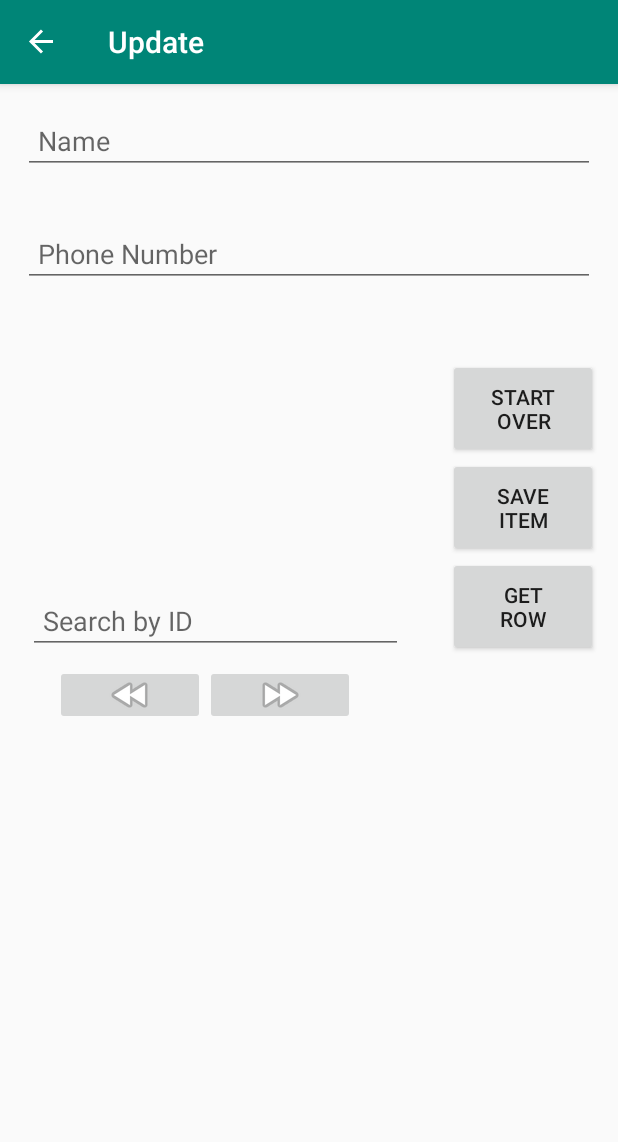
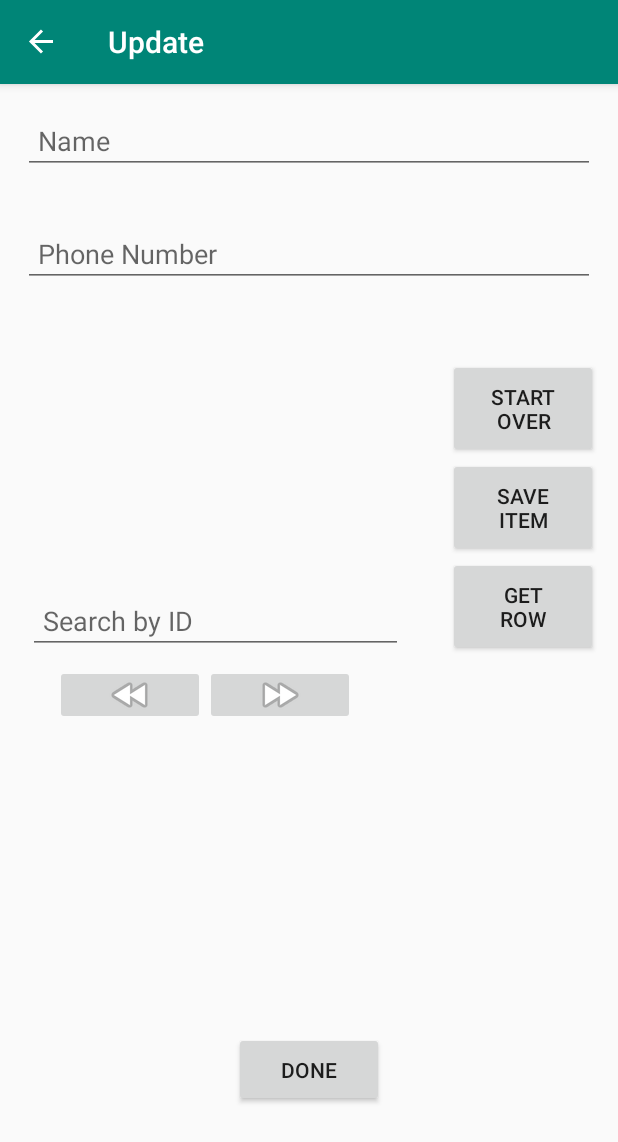
Before and after one commit to nicocoa10/SaveMeApp, an Android app: the screen it shows after launch (MainActivity), after a tap on "UPDATE TABLE", on a phone screen of 412 x 824 dp. Shown: the top 1142 px of the screen. Run offline under Robolectric (Android 15) with nearby library versions, the phone set to English and light mode, and no system bars; our stand-ins replace data binding, navigation-ui.

Commit message:
read string implementation from update added

```diff
--- a/app/src/main/java/com/example/savemeapp/Read.kt
+++ b/app/src/main/java/com/example/savemeapp/Read.kt
@@ -24,14 +24,31 @@ class Read : Fragment() {
         // Inflate the layout for this fragment
         binding = DataBindingUtil.inflate(inflater, R.layout.fragment_read,container,false)
 
+
+
         return binding.root
     }
 
     override fun onViewCreated(view: View, savedInstanceState: Bundle?) {
         super.onViewCreated(view, savedInstanceState)
         val myHelper = DatabaseHandler(view.context)
+        val db = myHelper.readableDatabase
 
-        val db = myHelper.readableDatabase
+        if(arguments?.getString("data")!=null){
+
+            val str = arguments?.getString("data")
+
+            binding.nameDisplay.setText(str)
+
+
+//            val QrCodeFragment = Qrcode()
+//            val args = Bundle()
+//            args.putString("data", str)
+
+//            QrCodeFragment.arguments = args
+
+
+       }
 
         binding.goUpdate.setOnClickListener { view.findNavController().navigate(R.id.action_read_to_update) }
         binding.goQr.setOnClickListener { view.findNavController().navigate(R.id.action_read_to_qrcode) }
--- a/app/src/main/res/layout/activity_main.xml
+++ b/app/src/main/res/layout/activity_main.xml
@@ -2,7 +2,8 @@
 <layout xmlns:android="http://schemas.android.com/apk/res/android"
     xmlns:app="http://schemas.android.com/apk/res-auto"
     xmlns:tools="http://schemas.android.com/tools"
-    tools:context="com.example.savemeapp.MainActivity">
+    tools:context="com.example.savemeapp.MainActivity"
+    >
 
     <LinearLayout
         android:layout_width="match_parent"
--- a/app/src/main/res/layout/fragment_update.xml
+++ b/app/src/main/res/layout/fragment_update.xml
@@ -1,5 +1,6 @@
 <?xml version="1.0" encoding="utf-8"?>
 <layout xmlns:android="http://schemas.android.com/apk/res/android"
+    xmlns:app="http://schemas.android.com/apk/res-auto"
     xmlns:tools="http://schemas.android.com/tools"
     >
 
@@ -12,7 +13,9 @@
     <FrameLayout
         android:layout_width="match_parent"
         android:layout_height="match_parent"
-        tools:context=".Update">
+        tools:context=".Update"
+
+        >
 
         <LinearLayout
             android:layout_width="match_parent"
@@ -104,7 +107,10 @@
                         android:layout_height="wrap_content"
                         android:padding="15dp"
                         android:text="@string/readButton" />
+
+
                 </LinearLayout>
+
 
             </LinearLayout>
             <LinearLayout
@@ -131,6 +137,24 @@
             </LinearLayout>
         </LinearLayout>
 
+        <androidx.constraintlayout.widget.ConstraintLayout
+            android:layout_width="match_parent"
+            android:layout_height="match_parent">
+
+            <Button
+                android:id="@+id/done"
+                android:layout_width="100dp"
+                android:layout_height="wrap_content"
+                android:padding="15dp"
+                android:text="Done"
+                app:layout_constraintBottom_toBottomOf="parent"
+                app:layout_constraintEnd_toEndOf="parent"
+                app:layout_constraintStart_toStartOf="parent"
+                app:layout_constraintTop_toTopOf="parent"
+                app:layout_constraintVertical_bias="0.88" />
+
+        </androidx.constraintlayout.widget.ConstraintLayout>
+
     </FrameLayout>
 
 
```
Also changed, not shown: app/src/main/java/com/example/savemeapp/Qrcode.kt (+12 -0 lines), app/src/main/java/com/example/savemeapp/Update.kt (+33 -1 lines).
